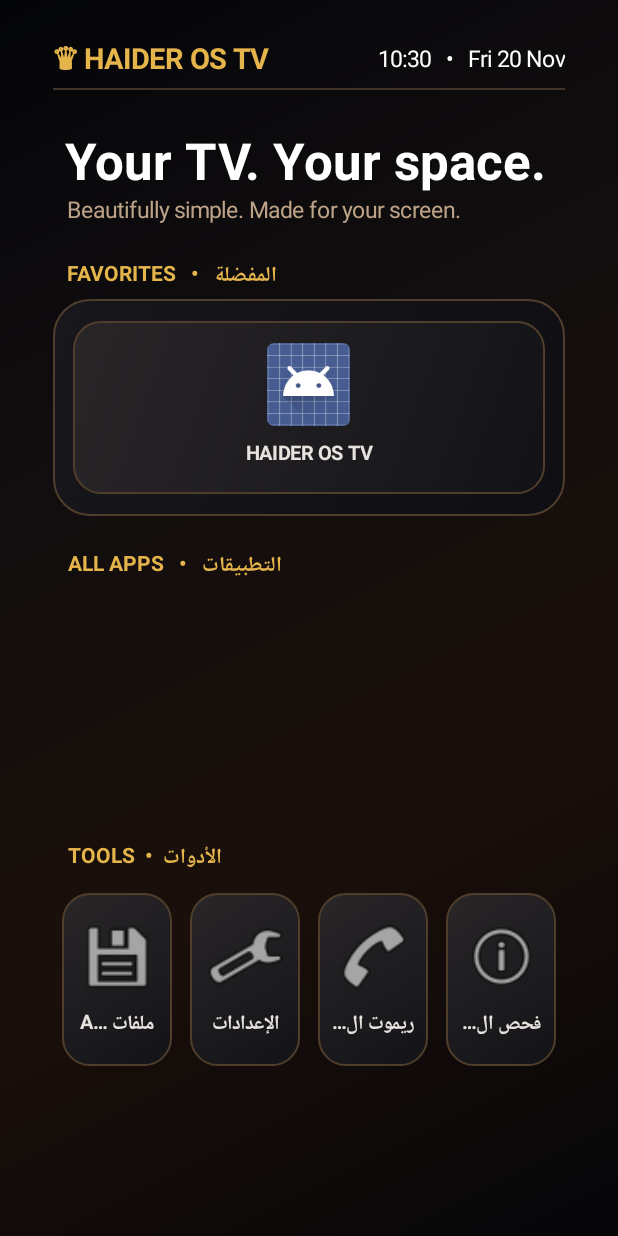
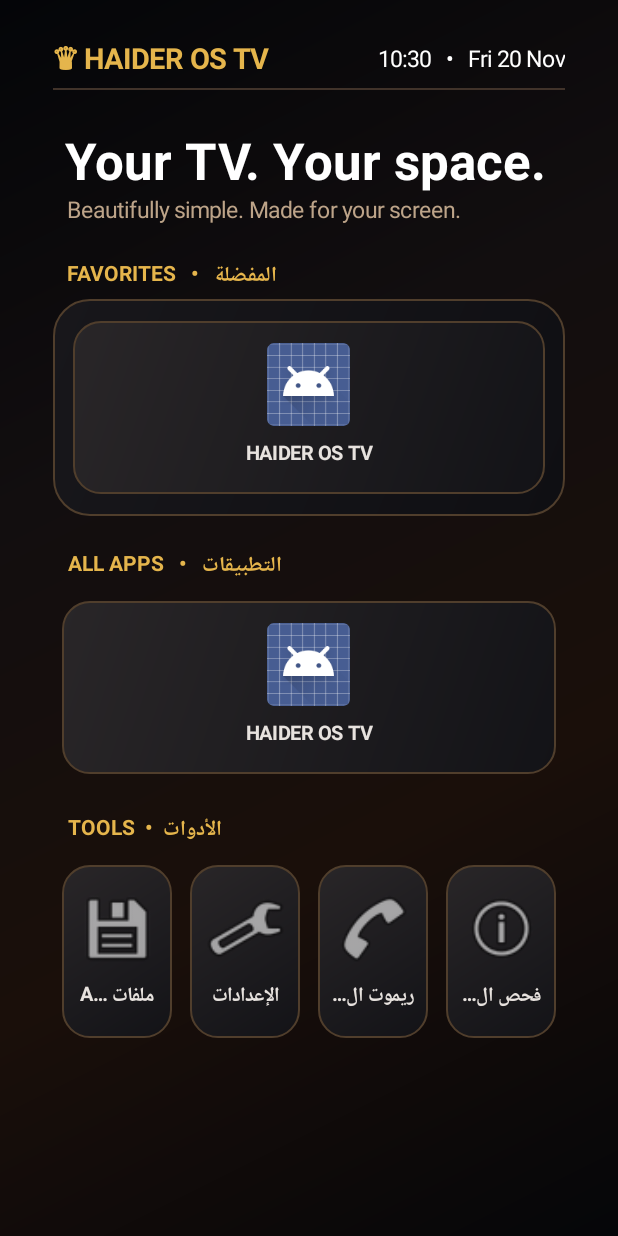
Before and after one commit to haidersabba14/HAIDER-OS-TV, an Android app: the screen it shows after launch (MainActivity), on a phone screen of 412 x 824 dp. Run offline under Robolectric (Android 15) with nearby library versions, the phone set to English and light mode, and no system bars.

Commit message:
Correct weighted launcher grid tiles layout

```diff
--- a/app/src/main/java/com/haider/ostv/MainActivity.java
+++ b/app/src/main/java/com/haider/ostv/MainActivity.java
@@ -133,13 +133,9 @@ public class MainActivity extends Activity {
       for(int j=i;j<Math.min(i+cols,Math.min(max,apps.size()));j++){
         ResolveInfo info=apps.get(j);String pkg=info.activityInfo.packageName;
         Drawable icon=null;try{icon=info.loadIcon(pm);}catch(Exception ignored){}
-        LinearLayout holder=new LinearLayout(this);holder.setOrientation(1);
-        LinearLayout.LayoutParams cell=new LinearLayout.LayoutParams(0,dp(138),1);cell.setMargins(dp(5),dp(5),dp(5),dp(5));
-        holder.addView(dockTile(String.valueOf(info.loadLabel(pm)),icon,()->{
+        row.addView(dockTile(String.valueOf(info.loadLabel(pm)),icon,()->{
           Intent go=pm.getLaunchIntentForPackage(pkg);if(go!=null)launch(go);
         }));
-        // Each grid cell uses a weighted container, avoiding large scrolling cards.
-        row.addView(holder,cell);
       }
       parent.addView(row);
     }
```
